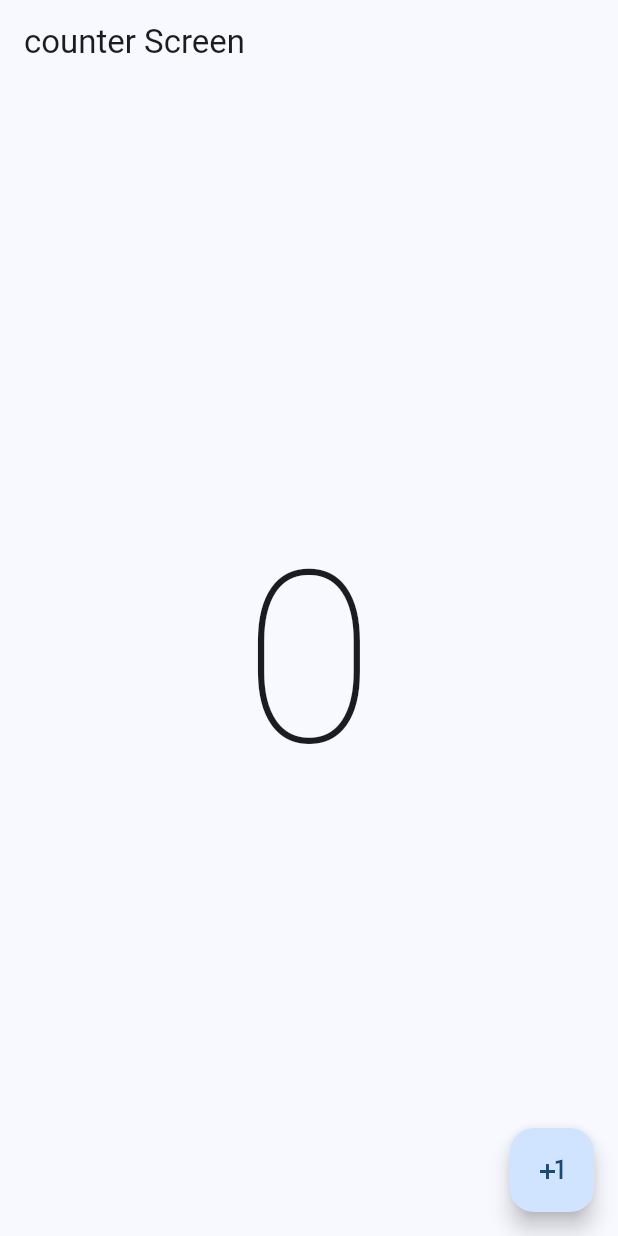
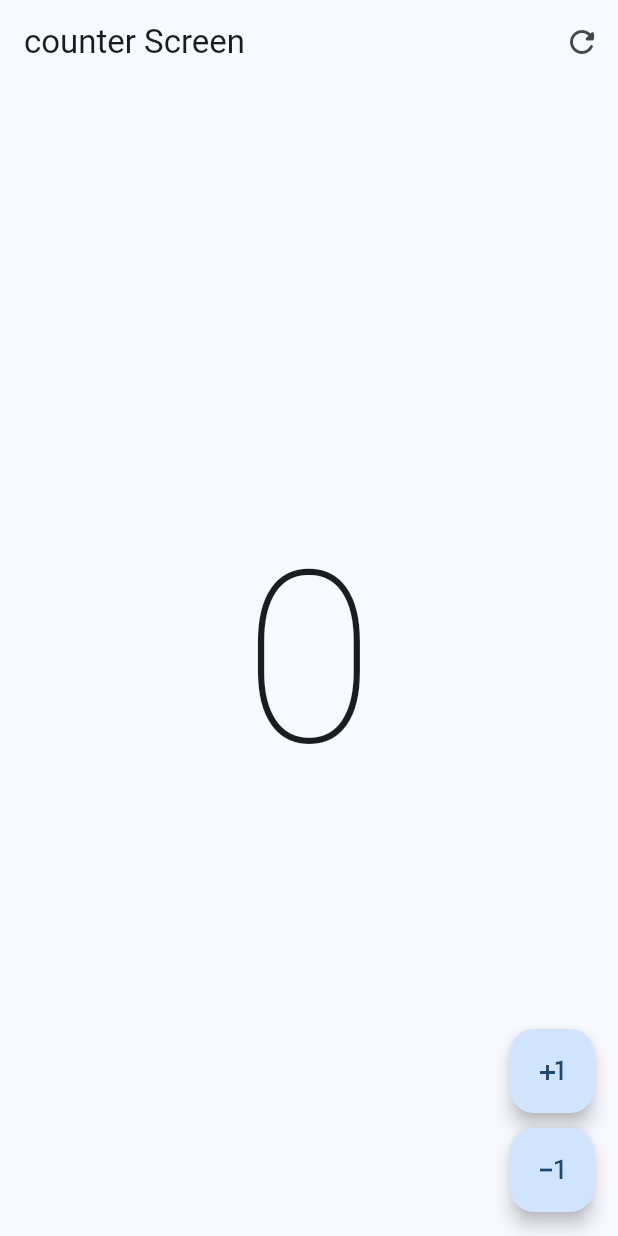
Before and after one commit to Bahoque/contador, a Flutter app: the screen it shows after launch, on a phone screen of 412 x 824 dp. Run offline on Flutter 3.47's test engine with Material 3 defaults, Android fonts, the phone set to English and light mode, and no system bars.

Commit message:
se agrego el boton restar y una condicional para que este no siga restando una vez este en cero

```diff
--- a/lib/presentation/screen/counterScreen.dart
+++ b/lib/presentation/screen/counterScreen.dart
@@ -13,7 +13,20 @@ class _CounterScreenState extends State<CounterScreen> {
   @override
   Widget build(BuildContext context) {
     return Scaffold(
-      appBar: AppBar(title: const Text('counter Screen')),
+      appBar: AppBar(
+        title: const Text('counter Screen'),
+        actions: [
+          //boton reiciniciar contador
+          IconButton(
+            onPressed: () {
+              setState(() {
+                clickCounter = 0; //numero al que se reinicia
+              });
+            },
+            icon: Icon(Icons.refresh_rounded),
+          ),
+        ],
+      ),
       body: Center(
         child: Column(
           mainAxisAlignment: MainAxisAlignment.center,
@@ -25,13 +38,46 @@ class _CounterScreenState extends State<CounterScreen> {
           ],
         ),
       ),
-      floatingActionButton: FloatingActionButton(
-        onPressed: () {
-          clickCounter++;
-          setState(() {});
-        },
-        child: const Icon(Icons.plus_one),
+      floatingActionButton: Column(
+        mainAxisAlignment: MainAxisAlignment.end,
+        children: [
+          CustumBotton(
+            icon: Icons.plus_one,
+            onPressed: () {
+              clickCounter++;
+              setState(() {});
+            },
+          ),
+          const SizedBox(height: 10),
+          CustumBotton(
+            icon: Icons.exposure_minus_1_outlined,
+            onPressed: () {
+              setState(() {
+                if (clickCounter > 0) {
+                  clickCounter--;
+                }
+              });
+            },
+          ),
+        ],
       ),
     );
   }
 }
+
+class CustumBotton extends StatelessWidget {
+  final IconData icon;
+  final VoidCallback onPressed;
+
+  const CustumBotton({super.key, required this.icon, required this.onPressed});
+
+  @override
+  Widget build(BuildContext context) {
+    return FloatingActionButton(
+      enableFeedback: true,
+      elevation: 5,
+      onPressed: onPressed,
+      child: Icon(icon),
+    );
+  }
+}
```
